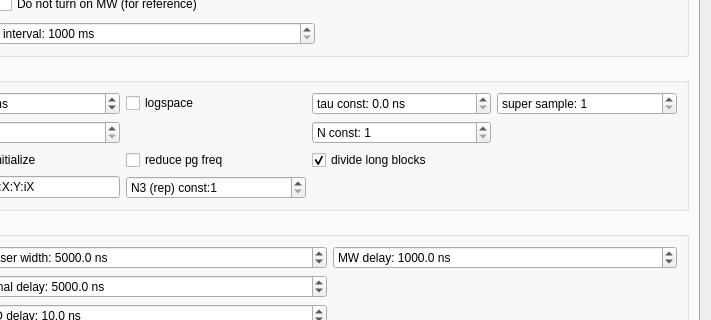
First picture: the form in mahos/gui/ui/podmr.ui, repository ToyotaCRDL/mahos, before the edit; both pictures show x 753 to 1464 and y 139 to 459 of the 1464 by 755 pixel window.
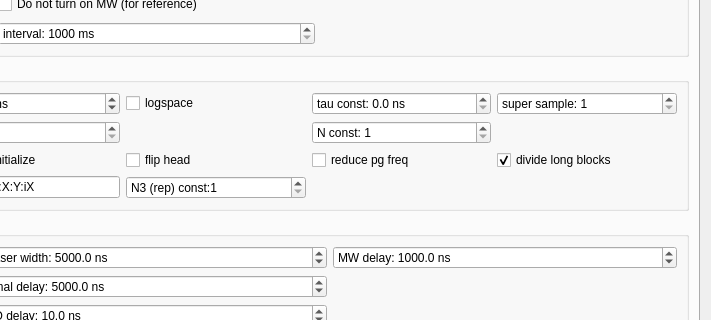
Second picture: the form after the edit.

Commit message: podmr,spodmr: add param flip_head for T1

The edit to the form file:
```diff
--- a/mahos/gui/ui/podmr.ui
+++ b/mahos/gui/ui/podmr.ui
@@ -472,19 +472,6 @@
             <string>Sweep parameter (tau or N)</string>
            </property>
            <layout class="QGridLayout" name="gridLayout_3">
-            <item row="2" column="6">
-             <widget class="QCheckBox" name="divideblockBox">
-              <property name="enabled">
-               <bool>true</bool>
-              </property>
-              <property name="text">
-               <string>divide long blocks</string>
-              </property>
-              <property name="checked">
-               <bool>true</bool>
-              </property>
-             </widget>
-            </item>
             <item row="1" column="2">
              <widget class="QLabel" name="NstopLabel">
               <property name="text">
@@ -732,13 +719,6 @@
               </property>
              </widget>
             </item>
-            <item row="2" column="5">
-             <widget class="QCheckBox" name="reduceBox">
-              <property name="text">
-               <string>reduce pg freq</string>
-              </property>
-             </widget>
-            </item>
             <item row="3" column="0">
              <widget class="QLabel" name="label_4">
               <property name="text">
@@ -832,6 +812,33 @@
               </property>
              </widget>
             </item>
+            <item row="2" column="7">
+             <widget class="QCheckBox" name="divideblockBox">
+              <property name="enabled">
+               <bool>true</bool>
+              </property>
+              <property name="text">
+               <string>divide long blocks</string>
+              </property>
+              <property name="checked">
+               <bool>true</bool>
+              </property>
+             </widget>
+            </item>
+            <item row="2" column="6">
+             <widget class="QCheckBox" name="reduceBox">
+              <property name="text">
+               <string>reduce pg freq</string>
+              </property>
+             </widget>
+            </item>
+            <item row="2" column="5">
+             <widget class="QCheckBox" name="flipheadBox">
+              <property name="text">
+               <string>flip head</string>
+              </property>
+             </widget>
+            </item>
            </layout>
           </widget>
          </item>
```
Left out of the diff: 7 changed lines with no effect on the pictures. The commit also changes 11 other files.
